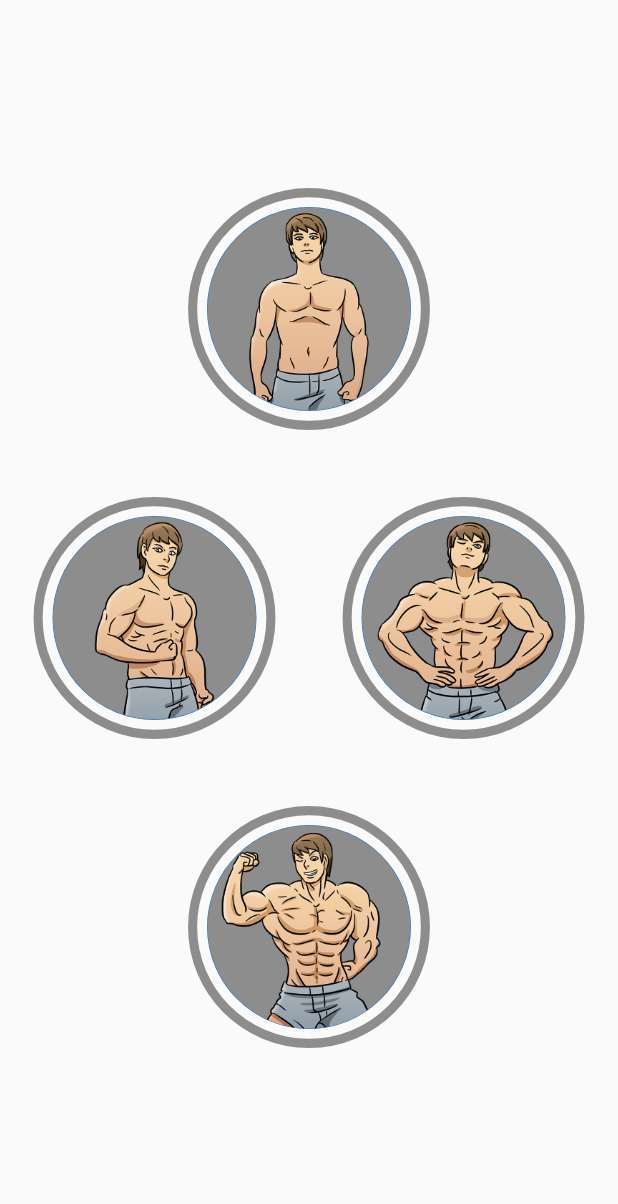
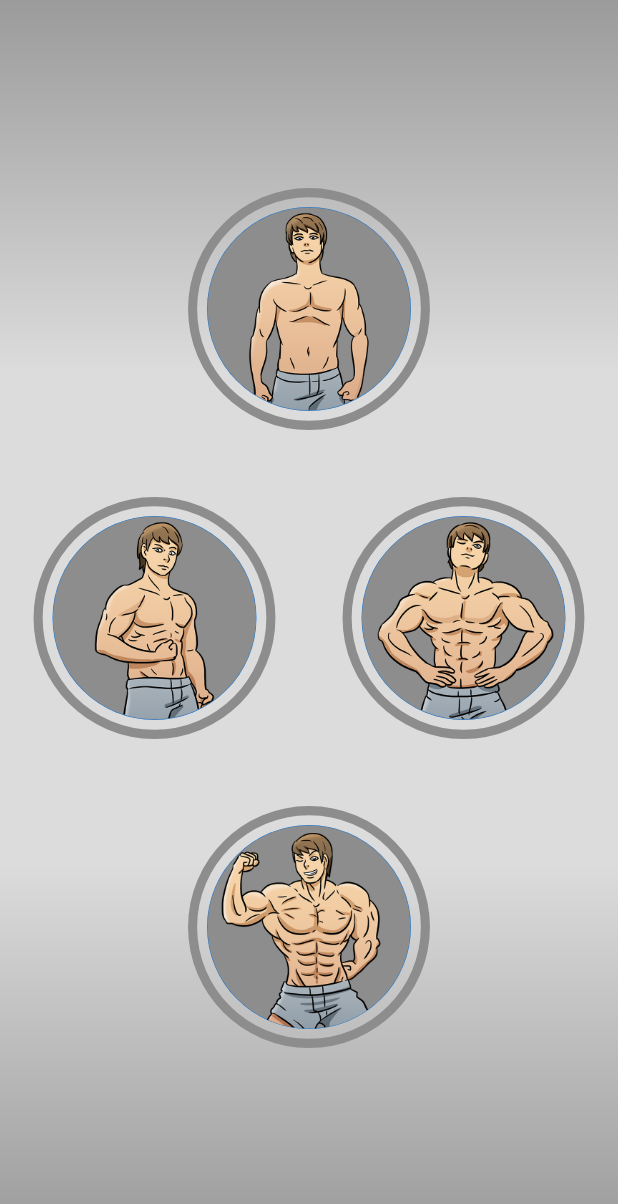
Before and after one commit to eNotEnoughBeer/push_ups, a Flutter app: the screen it shows after launch, on a phone screen of 412 x 824 dp. Shown: the top 1204 px of the screen. Run offline on Flutter 3.47's test engine with Material 2 defaults, Android fonts, the phone set to English and light mode, and no system bars; our stand-ins replace lottie, shared_preferences.

Commit message:
small fixes

```diff
--- a/lib/view_model/main_screen_view_model.dart
+++ b/lib/view_model/main_screen_view_model.dart
@@ -122,9 +122,10 @@ class ViewModel extends ChangeNotifier {
   }
 
   int getBreakTimeInSeconds() {
-    var result =
+    /* var result =
         tasks?.taskList?[currentTask].breaks[getCurTrainingIndex()] ?? 0;
-    return result * 60;
+    return result * 60;*/
+    return 5;
   }
 
   void decreasePushUps() {
@@ -136,6 +137,7 @@ class ViewModel extends ChangeNotifier {
   }
 
   Future<void> taskDone() async {
+    await Future<void>.delayed(const Duration(seconds: 4));
     await _taskDataProvider.saveCurrentTask(++currentTask);
     _trainingCycle?.changeCycle();
     notifyListeners();
--- a/lib/widgets/auth_screen.dart
+++ b/lib/widgets/auth_screen.dart
@@ -57,11 +57,28 @@ class _AuthScreenState extends State<AuthScreen> with TickerProviderStateMixin {
   Widget build(BuildContext context) {
     return Scaffold(
       body: SafeArea(
-        child: OrientationBuilder(builder: (context, orientation) {
-          return orientation == Orientation.portrait
-              ? _portraitWidget(context)
-              : _horizontalWidget(context);
-        }),
+        child: Center(
+          child: Container(
+            decoration: const BoxDecoration(
+              gradient: LinearGradient(
+                begin: Alignment.topCenter,
+                end: Alignment.bottomCenter,
+                colors: [
+                  Colors.black38,
+                  Colors.black12,
+                  Colors.black12,
+                  Colors.black38,
+                ],
+                stops: [0.0, 0.3, 0.7, 1.0],
+              ),
+            ),
+            child: OrientationBuilder(builder: (context, orientation) {
+              return orientation == Orientation.portrait
+                  ? _portraitWidget(context)
+                  : _horizontalWidget(context);
+            }),
+          ),
+        ),
       ),
     );
   }
```
Also changed, not shown: lib/widgets/main_screen.dart (+85 -22 lines).
